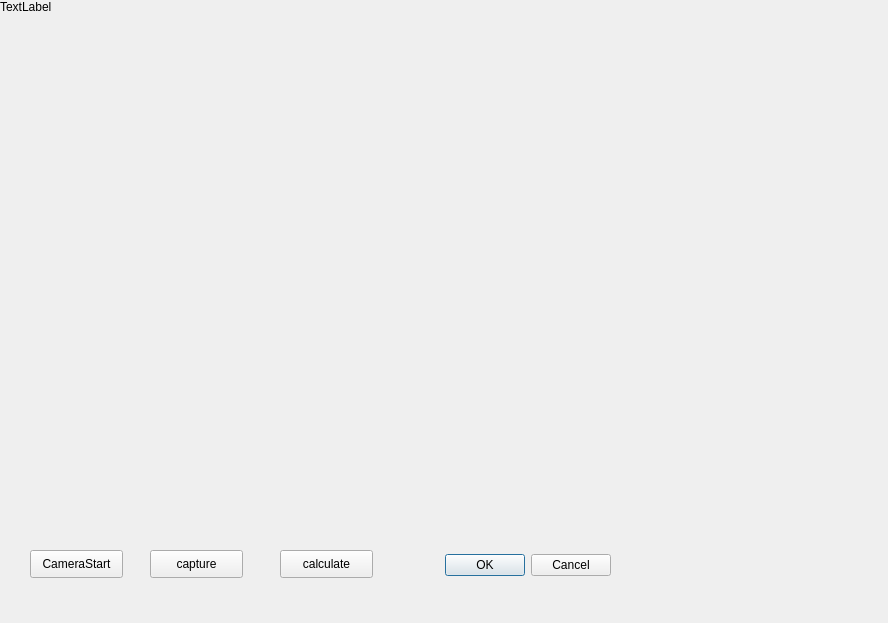
JunyaUeda/FoodAR, file FoodModification/View/calibrateDialog.ui: the form before one commit.
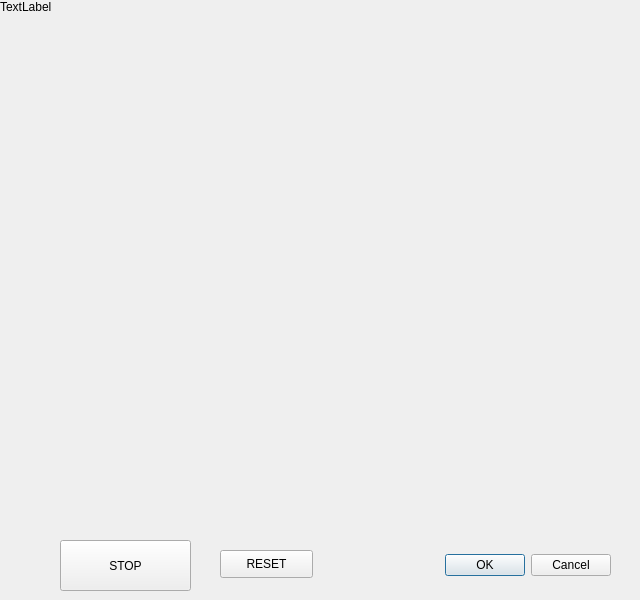
The form after the commit.

The edit to the form file:
```diff
--- a/FoodModification/View/calibrateDialog.ui
+++ b/FoodModification/View/calibrateDialog.ui
@@ -6,8 +6,8 @@
    <rect>
     <x>0</x>
     <y>0</y>
-    <width>888</width>
-    <height>623</height>
+    <width>640</width>
+    <height>600</height>
    </rect>
   </property>
   <property name="windowTitle">
@@ -16,10 +16,10 @@
   <widget class="QDialogButtonBox" name="buttonBox">
    <property name="geometry">
     <rect>
-     <x>410</x>
-     <y>530</y>
-     <width>201</width>
-     <height>71</height>
+     <x>400</x>
+     <y>540</y>
+     <width>211</width>
+     <height>51</height>
     </rect>
    </property>
    <property name="orientation">
@@ -29,43 +29,17 @@
     <set>QDialogButtonBox::Cancel|QDialogButtonBox::Ok</set>
    </property>
   </widget>
-  <widget class="QPushButton" name="videoInputButton">
-   <property name="geometry">
-    <rect>
-     <x>30</x>
-     <y>550</y>
-     <width>93</width>
-     <height>28</height>
-    </rect>
-   </property>
-   <property name="text">
-    <string>CameraStart</string>
-   </property>
-  </widget>
   <widget class="QPushButton" name="captureButton">
    <property name="geometry">
     <rect>
-     <x>150</x>
-     <y>550</y>
-     <width>93</width>
-     <height>28</height>
+     <x>60</x>
+     <y>540</y>
+     <width>131</width>
+     <height>51</height>
     </rect>
    </property>
    <property name="text">
-    <string>capture</string>
-   </property>
-  </widget>
-  <widget class="QPushButton" name="calculateButton">
-   <property name="geometry">
-    <rect>
-     <x>280</x>
-     <y>550</y>
-     <width>93</width>
-     <height>28</height>
-    </rect>
-   </property>
-   <property name="text">
-    <string>calculate</string>
+    <string>STOP</string>
    </property>
   </widget>
   <widget class="QLabel" name="label_2">
@@ -73,8 +47,8 @@
     <rect>
      <x>0</x>
      <y>0</y>
-     <width>700</width>
-     <height>500</height>
+     <width>640</width>
+     <height>480</height>
     </rect>
    </property>
    <property name="lineWidth">
@@ -87,6 +61,19 @@
     <set>Qt::AlignLeading|Qt::AlignLeft|Qt::AlignTop</set>
    </property>
   </widget>
+  <widget class="QPushButton" name="resetButton">
+   <property name="geometry">
+    <rect>
+     <x>220</x>
+     <y>550</y>
+     <width>93</width>
+     <height>28</height>
+    </rect>
+   </property>
+   <property name="text">
+    <string>RESET</string>
+   </property>
+  </widget>
  </widget>
  <resources/>
  <connections>
```
